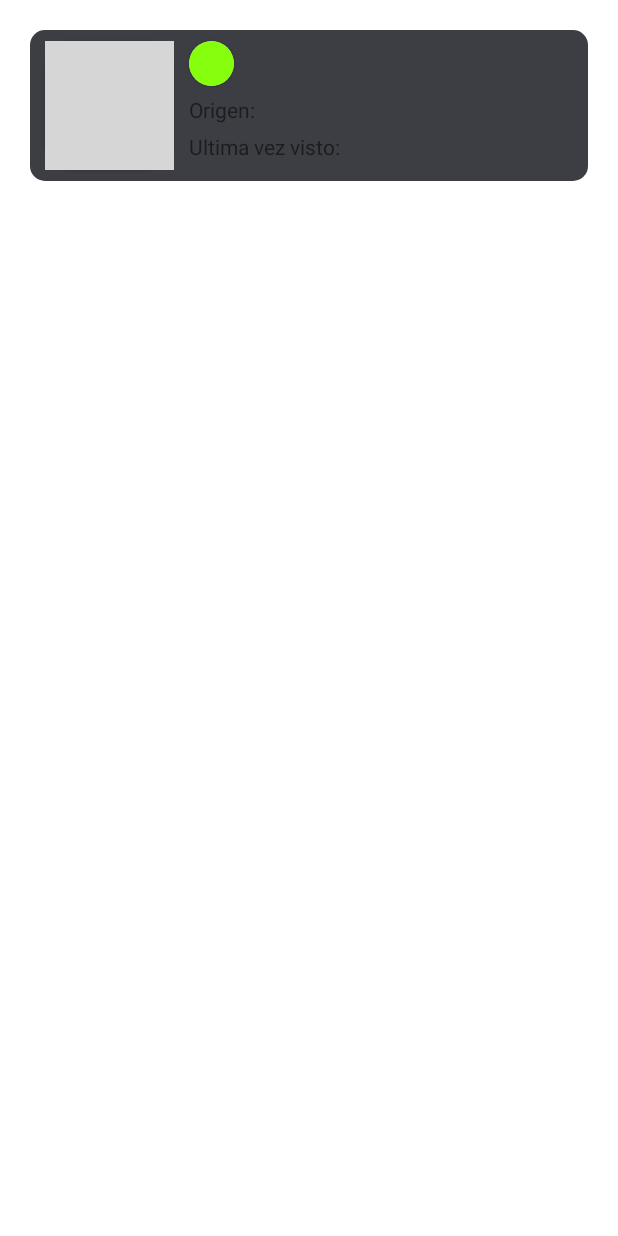
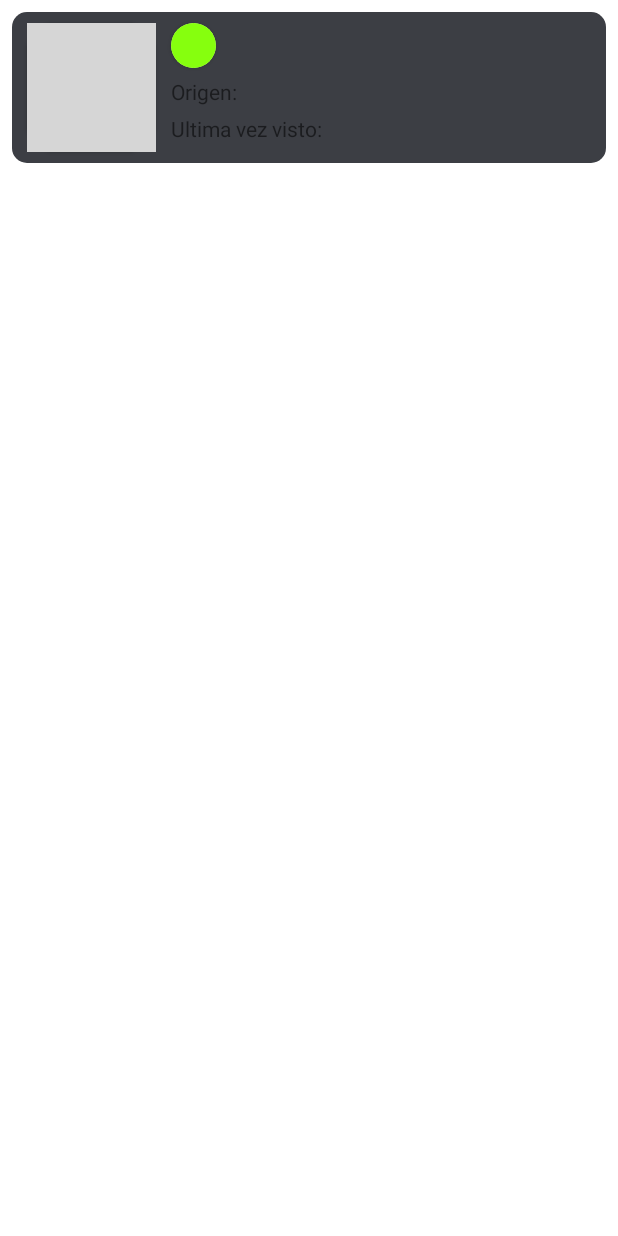
Before and after one commit to DanielG07/RickandMortyApp, an Android app: the layout list_view_item.xml on its own in the app's theme, with its tools: preview values and no code run, on a phone screen of 412 x 824 dp. Run offline under Robolectric (Android 15) with nearby library versions, the phone set to English and light mode, and no system bars; grey boxes are pictures that could not be loaded.

```diff
--- a/app/src/main/res/layout/list_view_item.xml
+++ b/app/src/main/res/layout/list_view_item.xml
@@ -12,7 +12,7 @@
         android:layout_width="match_parent"
         android:layout_height="wrap_content"
         android:background="@drawable/layout_bg"
-        android:layout_margin="20dp">
+        android:layout_margin="8dp">
 
         <androidx.cardview.widget.CardView
             android:id="@+id/cardViewItem"
@@ -62,8 +62,7 @@
             android:layout_height="30dp"
             android:layout_marginStart="10dp"
             android:layout_marginEnd="10dp"
-            android:text=""
-            app:name="@{item.name}"
+            android:text="@{item.name}"
             app:layout_constraintBottom_toBottomOf="@+id/cardViewStatus"
             app:layout_constraintEnd_toEndOf="parent"
             app:layout_constraintStart_toEndOf="@+id/cardViewStatus"
@@ -95,8 +94,7 @@
             android:layout_height="wrap_content"
             android:layout_marginStart="5dp"
             android:layout_marginEnd="10dp"
-            android:text=""
-            app:origin="@{item.origin.name}"
+            android:text="@{item.origin.name}"
             app:layout_constraintBottom_toBottomOf="@+id/textView2"
             app:layout_constraintEnd_toEndOf="parent"
             app:layout_constraintStart_toEndOf="@+id/textView2"
@@ -108,8 +106,7 @@
             android:layout_height="wrap_content"
             android:layout_marginStart="5dp"
             android:layout_marginEnd="10dp"
-            android:text=""
-            app:lastseen="@{item.location.name}"
+            android:text="@{item.location.name}"
             app:layout_constraintBottom_toBottomOf="@+id/textView3"
             app:layout_constraintEnd_toEndOf="parent"
             app:layout_constraintStart_toEndOf="@+id/textView3"
```
Also changed, not shown: app/src/main/java/com/danielg07/rickandmorty/BindingAdapter.kt (+0 -21 lines).
